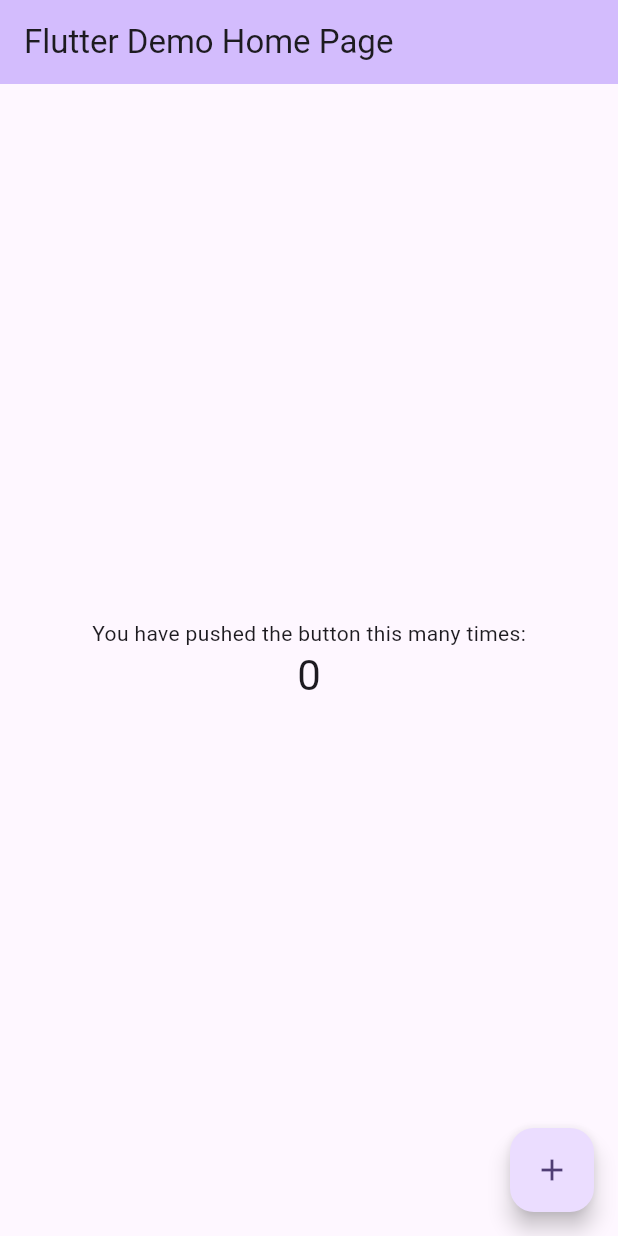
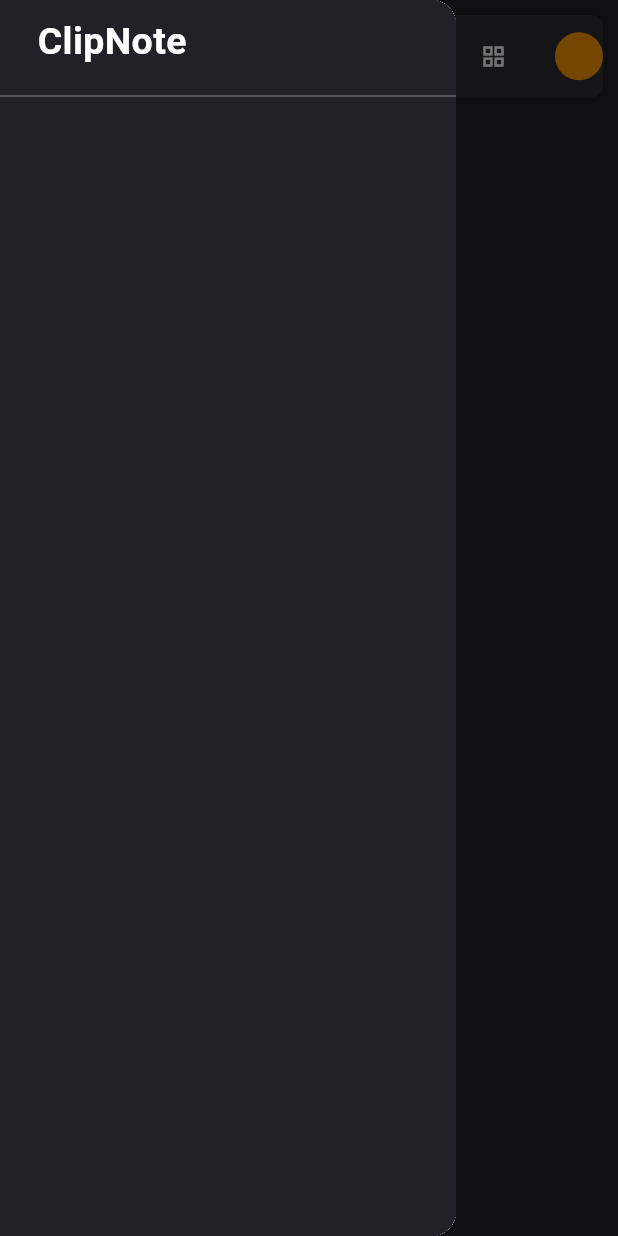
Before and after one commit to anuragJoshi05/ClipNote, a Flutter app: the screen it shows after launch, with the side drawer open (before the commit the screen has no drawer), on a phone screen of 412 x 824 dp. Run offline on Flutter 3.47's test engine with Material 3 defaults, Android fonts, the phone set to English and light mode, and no system bars.

Commit message:
Initial setup for ClipNote app: - Set up main application structure - Implemented Home screen with custom AppBar - Added SideMenu with basic styling - Defined color constants in separate file

```diff
--- /dev/null
+++ b/lib/SideMenuBar.dart
@@ -0,0 +1,36 @@
+import 'package:clipnote/colors.dart';
+import 'package:flutter/material.dart';
+
+class SideMenu extends StatefulWidget {
+  const SideMenu({super.key});
+
+  @override
+  State<SideMenu> createState() => _SideMenuState();
+}
+
+class _SideMenuState extends State<SideMenu> {
+  @override
+  Widget build(BuildContext context) {
+    return Drawer(
+      child: Container(
+        decoration: BoxDecoration(
+          color: bgColor,
+        ),
+        child: SafeArea(
+          child: Column(
+            crossAxisAlignment: CrossAxisAlignment.start,
+            children: [
+              Container(
+                margin: EdgeInsets.symmetric(horizontal: 25, vertical: 10),
+                child: Text("ClipNote", style: TextStyle(color: white, fontWeight: FontWeight.bold, fontSize: 25),),
+              ),
+              Divider(
+                color: white.withOpacity(0.3),
+              )
+            ],
+          ),
+        ),
+      ),
+    );
+  }
+}
--- /dev/null
+++ b/lib/colors.dart
@@ -0,0 +1,6 @@
+import 'package:flutter/material.dart';
+
+const bgColor = Color(0xFF212227);
+const cardColor = Color(0xFF2D2E33);
+const black = Color(0xFF000000);
+const white = Color(0xFFFFFFFF);
--- /dev/null
+++ b/lib/home.dart
@@ -0,0 +1,107 @@
+import 'package:clipnote/SideMenuBar.dart';
+import 'package:clipnote/colors.dart';
+import 'package:flutter/material.dart';
+import 'package:clipnote/SideMenuBar.dart';
+
+class Home extends StatefulWidget {
+  const Home({super.key});
+
+  @override
+  State<Home> createState() => _HomeState();
+}
+
+class _HomeState extends State<Home> {
+  GlobalKey<ScaffoldState> _drawerKey = GlobalKey();
+  @override
+  Widget build(BuildContext context) {
+    return Scaffold(
+      endDrawerEnableOpenDragGesture: true,
+      key: _drawerKey,
+      drawer: SideMenu(),
+      backgroundColor: bgColor,
+      body: SafeArea(
+        child: Container(
+          child: Column(
+            children: [
+              Container(
+                margin: EdgeInsets.symmetric(vertical: 10, horizontal: 10),
+                width: MediaQuery.of(context).size.width,
+                height: 55,
+                decoration: BoxDecoration(
+                  color: cardColor,
+                  borderRadius: BorderRadius.circular(8),
+                  boxShadow: [
+                    BoxShadow(
+                      color: black.withOpacity(0.2),
+                      spreadRadius: 1,
+                      blurRadius: 3,
+                    ),
+                  ],
+                ),
+                child: Row(
+                  mainAxisAlignment: MainAxisAlignment.spaceBetween,
+                  children: [
+                    Row(
+                      children: [
+                        IconButton(
+                            onPressed: () {
+                              _drawerKey.currentState!.openDrawer();
+                            },
+                            icon: Icon(
+                              Icons.menu,
+                              color: white,
+                            )),
+                        SizedBox(width: 16),
+                        Container(
+                          height: 55,
+                          width: 200,
+                          decoration: BoxDecoration(),
+                          child: Column(
+                            mainAxisAlignment: MainAxisAlignment.center,
+                            crossAxisAlignment: CrossAxisAlignment.start,
+                            children: [
+                              Text(
+                                "Search your notes",
+                                style: TextStyle(
+                                    color: white.withOpacity(0.5),
+                                    fontSize: 16),
+                              )
+                            ],
+                          ),
+                        )
+                      ],
+                    ),
+                    Row(
+                      children: [
+                        TextButton(
+                          onPressed: () {},
+                          child: Icon(
+                            Icons.grid_view,
+                            color: white,
+                          ),
+                          style: ButtonStyle(
+                              overlayColor: MaterialStateColor.resolveWith(
+                                  (states) => white.withOpacity(0.1)),
+                              shape: MaterialStateProperty.all<
+                                      RoundedRectangleBorder>(
+                                  RoundedRectangleBorder(
+                                borderRadius: BorderRadius.circular(50.0),
+                              ))),
+                        ),
+                        SizedBox(width: 9),
+                        CircleAvatar(
+                          radius: 16,
+                          backgroundColor: Colors.orange,
+                        )
+                      ],
+                    ),
+                  ],
+                ),
+              )
+            ],
+          ),
+        ),
+      ),
+    );
+  }
+}
--- a/lib/main.dart
+++ b/lib/main.dart
@@ -1,125 +1,17 @@
+import 'package:clipnote/home.dart';
 import 'package:flutter/material.dart';
 
 void main() {
-  runApp(const MyApp());
+  runApp(MyApp());
 }
 
 class MyApp extends StatelessWidget {
   const MyApp({super.key});
 
-  // This widget is the root of your application.
   @override
   Widget build(BuildContext context) {
     return MaterialApp(
-      title: 'Flutter Demo',
-      theme: ThemeData(
-        // This is the theme of your application.
-        //
-        // TRY THIS: Try running your application with "flutter run". You'll see
-        // the application has a purple toolbar. Then, without quitting the app,
-        // try changing the seedColor in the colorScheme below to Colors.green
-        // and then invoke "hot reload" (save your changes or press the "hot
-        // reload" button in a Flutter-supported IDE, or press "r" if you used
-        // the command line to start the app).
-        //
-        // Notice that the counter didn't reset back to zero; the application
-        // state is not lost during the reload. To reset the state, use hot
-        // restart instead.
-        //
-        // This works for code too, not just values: Most code changes can be
-        // tested with just a hot reload.
-        colorScheme: ColorScheme.fromSeed(seedColor: Colors.deepPurple),
-        useMaterial3: true,
-      ),
-      home: const MyHomePage(title: 'Flutter Demo Home Page'),
+      home: Home(),
     );
   }
 }
-
-class MyHomePage extends StatefulWidget {
-  const MyHomePage({super.key, required this.title});
-
-  // This widget is the home page of your application. It is stateful, meaning
-  // that it has a State object (defined below) that contains fields that affect
-  // how it looks.
-
-  // This class is the configuration for the state. It holds the values (in this
-  // case the title) provided by the parent (in this case the App widget) and
-  // used by the build method of the State. Fields in a Widget subclass are
-  // always marked "final".
-
-  final String title;
-
-  @override
-  State<MyHomePage> createState() => _MyHomePageState();
-}
-
-class _MyHomePageState extends State<MyHomePage> {
-  int _counter = 0;
-
-  void _incrementCounter() {
-    setState(() {
-      // This call to setState tells the Flutter framework that something has
-      // changed in this State, which causes it to rerun the build method below
-      // so that the display can reflect the updated values. If we changed
-      // _counter without calling setState(), then the build method would not be
-      // called again, and so nothing would appear to happen.
-      _counter++;
-    });
-  }
-
-  @override
-  Widget build(BuildContext context) {
-    // This method is rerun every time setState is called, for instance as done
-    // by the _incrementCounter method above.
-    //
-    // The Flutter framework has been optimized to make rerunning build methods
-    // fast, so that you can just rebuild anything that needs updating rather
-    // than having to individually change instances of widgets.
-    return Scaffold(
-      appBar: AppBar(
-        // TRY THIS: Try changing the color here to a specific color (to
-        // Colors.amber, perhaps?) and trigger a hot reload to see the AppBar
-        // change color while the other colors stay the same.
-        backgroundColor: Theme.of(context).colorScheme.inversePrimary,
-        // Here we take the value from the MyHomePage object that was created by
-        // the App.build method, and use it to set our appbar title.
-        title: Text(widget.title),
-      ),
-      body: Center(
-        // Center is a layout widget. It takes a single child and positions it
-        // in the middle of the parent.
-        child: Column(
-          // Column is also a layout widget. It takes a list of children and
-          // arranges them vertically. By default, it sizes itself to fit its
-          // children horizontally, and tries to be as tall as its parent.
-          //
-          // Column has various properties to control how it sizes itself and
-          // how it positions its children. Here we use mainAxisAlignment to
-          // center the children vertically; the main axis here is the vertical
-          // axis because Columns are vertical (the cross axis would be
-          // horizontal).
-          //
-          // TRY THIS: Invoke "debug painting" (choose the "Toggle Debug Paint"
-          // action in the IDE, or press "p" in the console), to see the
-          // wireframe for each widget.
-          mainAxisAlignment: MainAxisAlignment.center,
-          children: <Widget>[
-            const Text(
-              'You have pushed the button this many times:',
-            ),
-            Text(
-              '$_counter',
-              style: Theme.of(context).textTheme.headlineMedium,
-            ),
-          ],
-        ),
-      ),
-      floatingActionButton: FloatingActionButton(
-        onPressed: _incrementCounter,
-        tooltip: 'Increment',
-        child: const Icon(Icons.add),
-      ), // This trailing comma makes auto-formatting nicer for build methods.
-    );
-  }
-}
```
Also changed, not shown: 1 other file.
